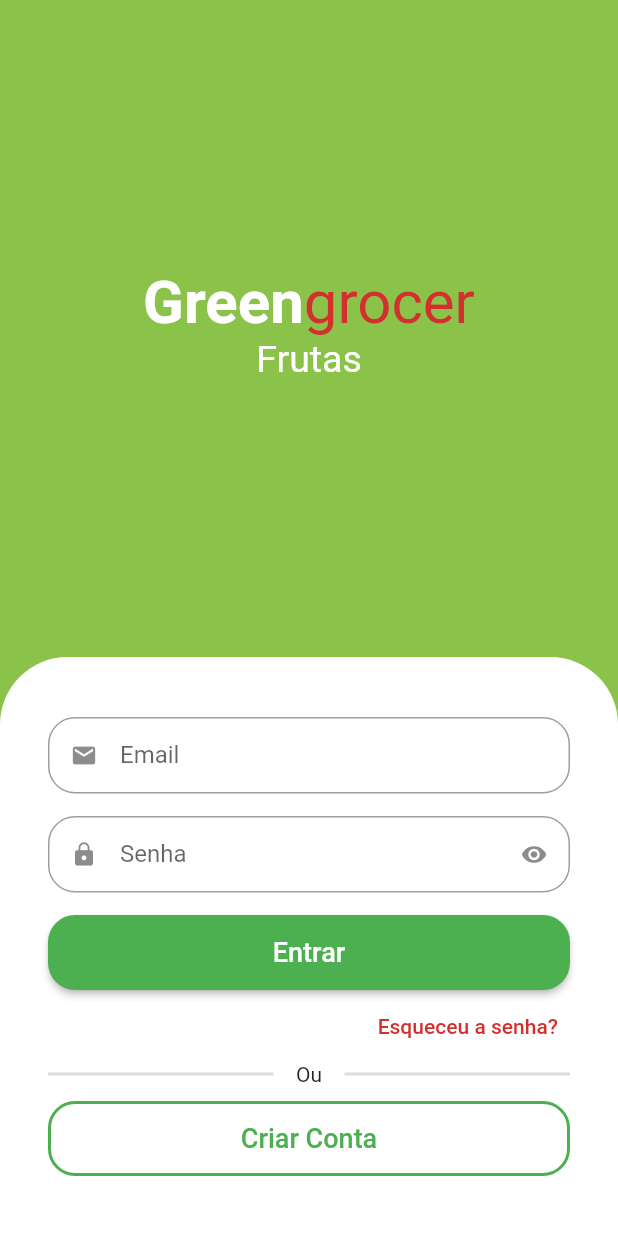
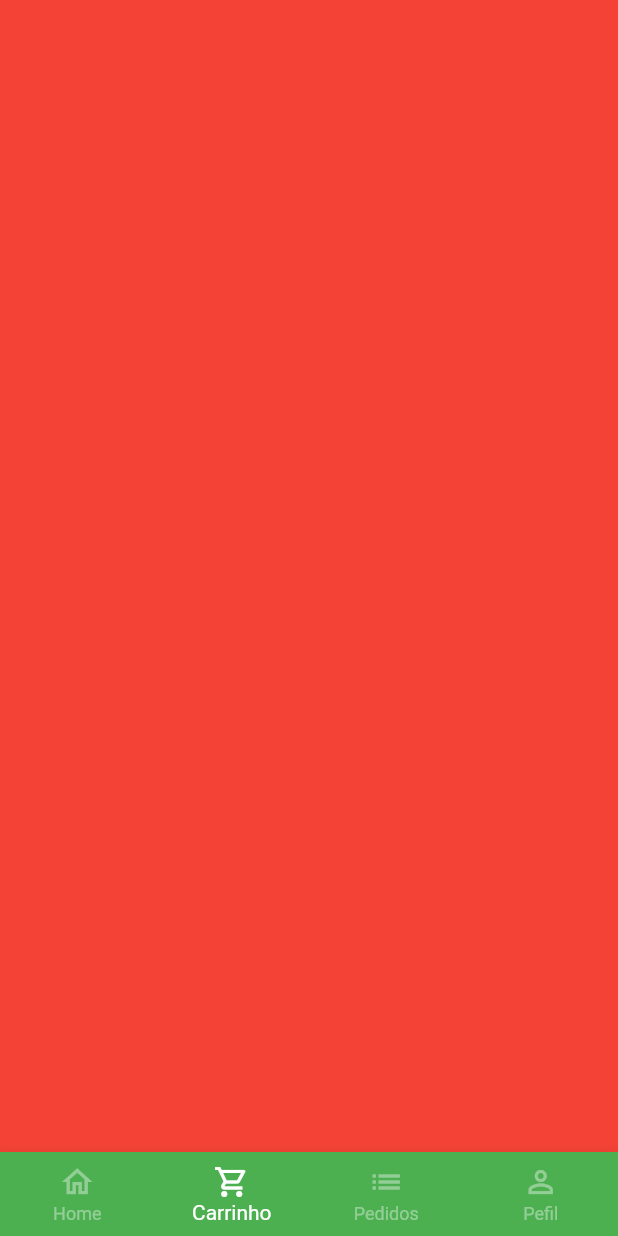
Before and after one commit to IsaacNascimento/greenGrocer, a Flutter app: the screen it shows after launch, after a tap on "Entrar", on a phone screen of 412 x 824 dp. Run offline on Flutter 3.47's test engine with Material 2 defaults, Android fonts, the phone set to English and light mode, and no system bars; drawn by our look-alikes of animated_text_kit; our stand-ins replace mask_text_input_formatter.

Commit message:
Base screeen. Bottom Navigation Bar

```diff
--- a/lib/src/auth/sign_in_screen.dart
+++ b/lib/src/auth/sign_in_screen.dart
@@ -2,6 +2,7 @@ import 'package:animated_text_kit/animated_text_kit.dart';
 import 'package:flutter/material.dart';
 import 'package:greengrocer/src/auth/components/custom_text_field.dart';
 import 'package:greengrocer/src/auth/sign_up_screen.dart';
+import 'package:greengrocer/src/base/base_screen.dart';
 import '../config/custom_color.dart';
 
 class SignInScreen extends StatelessWidget {
@@ -102,7 +103,12 @@ class SignInScreen extends StatelessWidget {
 
                           //BTN ENTRAR
 
-                          onPressed: () {},
+                          onPressed: () {
+                            Navigator.of(context).pushReplacement(
+                                MaterialPageRoute(builder: (c) {
+                              return BaseScreen();
+                            }));
+                          },
                           child: const Text(
                             'Entrar',
                             style: TextStyle(
--- /dev/null
+++ b/lib/src/base/base_screen.dart
@@ -0,0 +1,59 @@
+import 'package:flutter/material.dart';
+
+class BaseScreen extends StatefulWidget {
+  BaseScreen({Key? key}) : super(key: key);
+
+  @override
+  State<BaseScreen> createState() => _BaseScreenState();
+}
+
+class _BaseScreenState extends State<BaseScreen> {
+  late int currentIndex = 1;
+  final pageController = PageController();
+
+  @override
+  Widget build(BuildContext context) {
+    return Scaffold(
+      body: PageView(
+        physics: const NeverScrollableScrollPhysics(),
+        controller: pageController,
+        children: [
+          Container(
+            color: Colors.red,
+          ),
+          Container(
+            color: Colors.yellow,
+          ),
+          Container(
+            color: Colors.blue,
+          ),
+          Container(
+            color: Colors.purple,
+          ),
+        ],
+      ),
+      bottomNavigationBar: BottomNavigationBar(
+        onTap: (index) {
+          setState(() {
+            currentIndex = index;
+            pageController.jumpToPage(index);
+          });
+        },
+        currentIndex: currentIndex,
+        backgroundColor: Colors.green,
+        type: BottomNavigationBarType.fixed,
+        selectedItemColor: Colors.white,
+        unselectedItemColor: Colors.white.withAlpha(100),
+        items: const [
+          BottomNavigationBarItem(
+              icon: Icon(Icons.home_outlined), label: 'Home'),
+          BottomNavigationBarItem(
+              icon: Icon(Icons.shopping_cart_outlined), label: 'Carrinho'),
+          BottomNavigationBarItem(icon: Icon(Icons.list), label: 'Pedidos'),
+          BottomNavigationBarItem(
+              icon: Icon(Icons.person_outline), label: 'Pefil'),
+        ],
+      ),
+    );
+  }
+}
```
